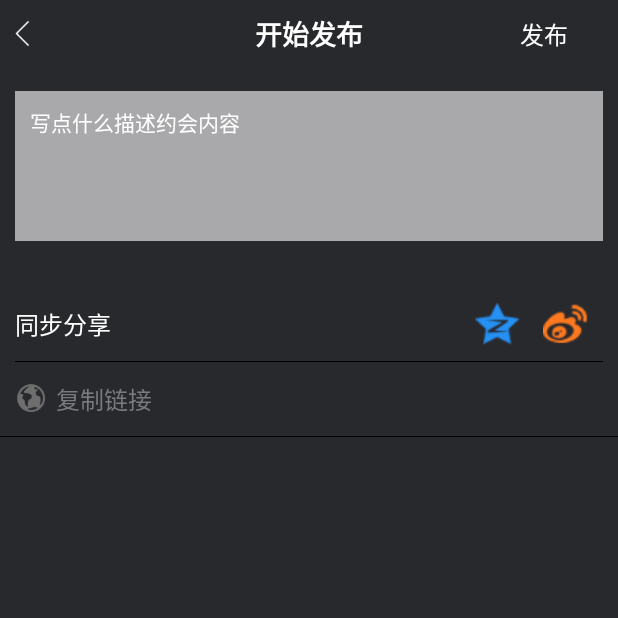
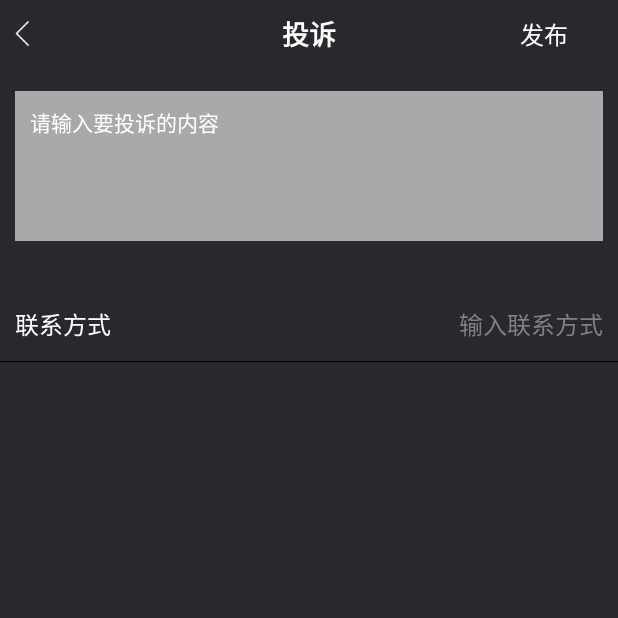
Before and after one commit to xuff78/iuGnauQ, an Android app: the QPublishAct screen opened directly, with no data from a screen before it, on a phone screen of 412 x 824 dp, the top half of it. Run offline under Robolectric (Android 15) with nearby library versions, the phone set to English and light mode, and no system bars; our stand-ins replace Volley; libraries missing offline, so code that uses them is left out: com.alibaba.fastjson, com.gitonway.lee, com.nineoldandroids.animation, common.eric.com; 1 statement that could not run was skipped.

Commit message:
加个投诉页面

```diff
--- a/app/src/main/java/com/xj/guanquan/activity/roast/QPublishAct.java
+++ b/app/src/main/java/com/xj/guanquan/activity/roast/QPublishAct.java
@@ -46,13 +46,14 @@ import common.eric.com.ebaselibrary.util.ToastUtils;
  */
 public class QPublishAct extends QBaseActivity{
 
-    private EditText editText;
+    private EditText editText, complainEdt;
     private LinearLayout photoLayout, dateLayout;
-    private RelativeLayout copyLayout, roleSelectLayout, shareLayout;
+    private RelativeLayout copyLayout, roleSelectLayout, shareLayout, complainLayout;
     public static final int TypeTucao=0;
     public static final int TypeDate=1;
     public static final int TypeSecret=2;
     public static final int TypeJoin=3;
+    public static final int TypeComplain=4;
     private int PageType=0;
     private int imgItemWidth=0;
     private View addIconView;
@@ -88,7 +89,7 @@ public class QPublishAct extends QBaseActivity{
         setContentView(R.layout.activity_publish_date);
 
 //        note= (NoteInfo) getIntent().getSerializableExtra("NoteInfo");
-        PageType=getIntent().getIntExtra("PageType", 0);
+        PageType=4;//getIntent().getIntExtra("PageType", 0);
 
 
         inflater= LayoutInflater.from(this);
@@ -119,6 +120,11 @@ public class QPublishAct extends QBaseActivity{
             shareLayout.setVisibility(View.VISIBLE);
             roleSelectLayout.setVisibility(View.VISIBLE);
 
+        } else if (PageType == TypeComplain){
+            _setHeaderTitle("投诉");
+            editText.setHint("请输入要投诉的内容");
+            photoLayout.setVisibility(View.VISIBLE);
+            complainLayout.setVisibility(View.VISIBLE);
         }
         _setRightHomeGone();
         _setRightHomeText("发布", new View.OnClickListener() {
@@ -148,11 +154,13 @@ public class QPublishAct extends QBaseActivity{
     @Override
     protected void initView() {
         editText=(EditText)findViewById(R.id.publishTxt);
+        complainEdt=(EditText)findViewById(R.id.complainEdt);
         photoLayout=(LinearLayout)findViewById(R.id.photoLayout);
         dateLayout=(LinearLayout)findViewById(R.id.dateLayout);
         shareLayout=(RelativeLayout)findViewById(R.id.shareLayout);
         copyLayout=(RelativeLayout)findViewById(R.id.copyLayout);
         roleSelectLayout=(RelativeLayout)findViewById(R.id.roleSelectLayout);
+        complainLayout=(RelativeLayout)findViewById(R.id.complainLayout);
     }
 
     View.OnClickListener listener=new View.OnClickListener(){
--- a/app/src/main/java/com/xj/guanquan/adapter/TucaoCommentAdapter.java
+++ b/app/src/main/java/com/xj/guanquan/adapter/TucaoCommentAdapter.java
@@ -86,7 +86,7 @@ public class TucaoCommentAdapter  extends RecyclerView.Adapter<RecyclerView.View
                 vh.userImg.setImageURI(Uri.parse(note.getAvatar()));
                 vh.createTime.setText(note.getTime());
                 String sex="♂ ";
-                if(datalist.get(position).getSex()!=1){
+                if(note.getSex()!=1){
                     sex="♀ ";
                 }
                 vh.userAge.setText(sex+note.getAge());
@@ -113,7 +113,11 @@ public class TucaoCommentAdapter  extends RecyclerView.Adapter<RecyclerView.View
                 NoteHolder vh = (NoteHolder) viewHolder;
                 vh.userImg.setImageURI(Uri.parse(info.getAvatar()));
                 vh.createTime.setText(info.getTime());
-//                vh.userAge.setText(info.getAge() + "");
+                String sex="♂ ";
+                if(info.getSex()!=1){
+                    sex="♀ ";
+                }
+                vh.userAge.setText(sex+info.getAge());
                 vh.usrComment.setText(info.getContent());
                 vh.userName.setText(info.getNickName());
             }
--- a/app/src/main/res/layout/activity_publish_date.xml
+++ b/app/src/main/res/layout/activity_publish_date.xml
@@ -219,5 +219,39 @@
                 android:layout_alignParentBottom="true"
                 android:background="@color/black_deep" />
         </RelativeLayout>
+        <RelativeLayout
+            android:visibility="gone"
+            android:id="@+id/complainLayout"
+            android:layout_width="match_parent"
+            android:layout_height="50dip">
+
+            <TextView
+                style="@style/text_16_white"
+                android:layout_width="wrap_content"
+                android:layout_height="wrap_content"
+                android:layout_centerVertical="true"
+                android:layout_marginLeft="10dip"
+                android:gravity="center_vertical"
+                android:text="联系方式" />
+
+            <EditText
+                style="@style/text_16_white"
+                android:id="@+id/complainEdt"
+                android:textColorHint="@color/normal_gray"
+                android:layout_alignParentRight="true"
+                android:background="@null"
+                android:layout_width="wrap_content"
+                android:layout_height="wrap_content"
+                android:layout_centerVertical="true"
+                android:layout_marginRight="10dip"
+                android:gravity="center_vertical"
+                android:hint="输入联系方式" />
+
+            <View
+                android:layout_width="wrap_content"
+                android:layout_height="1px"
+                android:layout_alignParentBottom="true"
+                android:background="@color/black_deep" />
+        </RelativeLayout>
     </LinearLayout>
 </LinearLayout>
```
Also changed, not shown: 1 other file.
